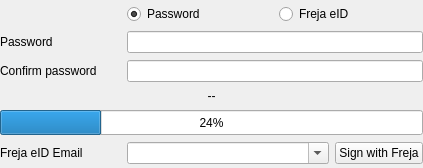
Old version of the form BlockSettleUILib/WalletKeyWidget.ui in the repository BlockSettle/terminal.
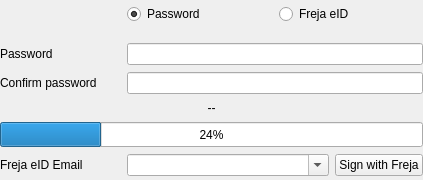
New version of the form.

Commit message: Add Freja Add Device in Change Password Dialog. Fix WalletKeysSubmitWidget and WalletKeysCreateWidget resizing

```diff
--- a/BlockSettleUILib/WalletKeyWidget.ui
+++ b/BlockSettleUILib/WalletKeyWidget.ui
@@ -7,7 +7,7 @@
     <x>0</x>
     <y>0</y>
     <width>423</width>
-    <height>164</height>
+    <height>176</height>
    </rect>
   </property>
   <property name="sizePolicy">
@@ -35,7 +35,136 @@
    <property name="spacing">
     <number>7</number>
    </property>
-   <item row="5" column="1" colspan="2">
+   <item row="4" column="0" colspan="3">
+    <widget class="QLabel" name="labelFrejeId">
+     <property name="text">
+      <string>--</string>
+     </property>
+     <property name="alignment">
+      <set>Qt::AlignCenter</set>
+     </property>
+    </widget>
+   </item>
+   <item row="0" column="1">
+    <widget class="QRadioButton" name="radioButtonPassword">
+     <property name="sizePolicy">
+      <sizepolicy hsizetype="Expanding" vsizetype="Fixed">
+       <horstretch>0</horstretch>
+       <verstretch>0</verstretch>
+      </sizepolicy>
+     </property>
+     <property name="text">
+      <string>Password</string>
+     </property>
+     <property name="checked">
+      <bool>true</bool>
+     </property>
+    </widget>
+   </item>
+   <item row="6" column="0">
+    <widget class="QLabel" name="labelFrejaInfo">
+     <property name="minimumSize">
+      <size>
+       <width>120</width>
+       <height>0</height>
+      </size>
+     </property>
+     <property name="maximumSize">
+      <size>
+       <width>120</width>
+       <height>16777215</height>
+      </size>
+     </property>
+     <property name="text">
+      <string>Freja eID Email</string>
+     </property>
+    </widget>
+   </item>
+   <item row="0" column="2">
+    <widget class="QRadioButton" name="radioButtonFreja">
+     <property name="sizePolicy">
+      <sizepolicy hsizetype="Expanding" vsizetype="Fixed">
+       <horstretch>0</horstretch>
+       <verstretch>0</verstretch>
+      </sizepolicy>
+     </property>
+     <property name="text">
+      <string>Freja eID</string>
+     </property>
+    </widget>
+   </item>
+   <item row="2" column="0">
+    <widget class="QLabel" name="labelPassword">
+     <property name="minimumSize">
+      <size>
+       <width>120</width>
+       <height>0</height>
+      </size>
+     </property>
+     <property name="maximumSize">
+      <size>
+       <width>120</width>
+       <height>16777215</height>
+      </size>
+     </property>
+     <property name="text">
+      <string>Password</string>
+     </property>
+    </widget>
+   </item>
+   <item row="3" column="0">
+    <widget class="QLabel" name="labelPasswordConfirm">
+     <property name="minimumSize">
+      <size>
+       <width>120</width>
+       <height>0</height>
+      </size>
+     </property>
+     <property name="maximumSize">
+      <size>
+       <width>120</width>
+       <height>16777215</height>
+      </size>
+     </property>
+     <property name="text">
+      <string>Confirm password</string>
+     </property>
+    </widget>
+   </item>
+   <item row="5" column="0" colspan="3">
+    <widget class="QProgressBar" name="progressBar">
+     <property name="minimumSize">
+      <size>
+       <width>0</width>
+       <height>25</height>
+      </size>
+     </property>
+     <property name="maximumSize">
+      <size>
+       <width>16777215</width>
+       <height>25</height>
+      </size>
+     </property>
+     <property name="value">
+      <number>24</number>
+     </property>
+    </widget>
+   </item>
+   <item row="3" column="1" colspan="2">
+    <widget class="QLineEdit" name="lineEditPasswordConfirm">
+     <property name="echoMode">
+      <enum>QLineEdit::Password</enum>
+     </property>
+    </widget>
+   </item>
+   <item row="2" column="1" colspan="2">
+    <widget class="QLineEdit" name="lineEditPassword">
+     <property name="echoMode">
+      <enum>QLineEdit::Password</enum>
+     </property>
+    </widget>
+   </item>
+   <item row="6" column="1" colspan="2">
     <widget class="QWidget" name="widgetFrejaLayout" native="true">
      <layout class="QHBoxLayout" name="widgetFreja">
       <property name="leftMargin">
@@ -79,132 +208,19 @@
      </layout>
     </widget>
    </item>
-   <item row="1" column="1" colspan="2">
-    <widget class="QLineEdit" name="lineEditPassword">
-     <property name="echoMode">
-      <enum>QLineEdit::Password</enum>
-     </property>
-    </widget>
-   </item>
-   <item row="2" column="0">
-    <widget class="QLabel" name="labelPasswordConfirm">
-     <property name="minimumSize">
-      <size>
-       <width>120</width>
-       <height>0</height>
-      </size>
-     </property>
-     <property name="maximumSize">
-      <size>
-       <width>120</width>
-       <height>16777215</height>
-      </size>
-     </property>
-     <property name="text">
-      <string>Confirm password</string>
-     </property>
-    </widget>
-   </item>
-   <item row="1" column="0">
-    <widget class="QLabel" name="labelPassword">
-     <property name="minimumSize">
-      <size>
-       <width>120</width>
-       <height>0</height>
-      </size>
-     </property>
-     <property name="maximumSize">
-      <size>
-       <width>120</width>
-       <height>16777215</height>
-      </size>
-     </property>
-     <property name="text">
-      <string>Password</string>
-     </property>
-    </widget>
-   </item>
-   <item row="4" column="0" colspan="3">
-    <widget class="QProgressBar" name="progressBar">
+   <item row="1" column="0" colspan="3">
+    <widget class="QWidget" name="widgetSpacing" native="true">
      <property name="minimumSize">
       <size>
        <width>0</width>
-       <height>25</height>
+       <height>5</height>
       </size>
      </property>
      <property name="maximumSize">
       <size>
        <width>16777215</width>
-       <height>25</height>
+       <height>5</height>
       </size>
-     </property>
-     <property name="value">
-      <number>24</number>
-     </property>
-    </widget>
-   </item>
-   <item row="3" column="0" colspan="3">
-    <widget class="QLabel" name="labelFrejeId">
-     <property name="text">
-      <string>--</string>
-     </property>
-     <property name="alignment">
-      <set>Qt::AlignCenter</set>
-     </property>
-    </widget>
-   </item>
-   <item row="2" column="1" colspan="2">
-    <widget class="QLineEdit" name="lineEditPasswordConfirm">
-     <property name="echoMode">
-      <enum>QLineEdit::Password</enum>
-     </property>
-    </widget>
-   </item>
-   <item row="5" column="0">
-    <widget class="QLabel" name="labelFrejaInfo">
-     <property name="minimumSize">
-      <size>
-       <width>120</width>
-       <height>0</height>
-      </size>
-     </property>
-     <property name="maximumSize">
-      <size>
-       <width>120</width>
-       <height>16777215</height>
-      </size>
-     </property>
-     <property name="text">
-      <string>Freja eID Email</string>
-     </property>
-    </widget>
-   </item>
-   <item row="0" column="2">
-    <widget class="QRadioButton" name="radioButtonFreja">
-     <property name="sizePolicy">
-      <sizepolicy hsizetype="Expanding" vsizetype="Fixed">
-       <horstretch>0</horstretch>
-       <verstretch>0</verstretch>
-      </sizepolicy>
-     </property>
-     <property name="text">
-      <string>Freja eID</string>
-     </property>
-    </widget>
-   </item>
-   <item row="0" column="1">
-    <widget class="QRadioButton" name="radioButtonPassword">
-     <property name="sizePolicy">
-      <sizepolicy hsizetype="Expanding" vsizetype="Fixed">
-       <horstretch>0</horstretch>
-       <verstretch>0</verstretch>
-      </sizepolicy>
-     </property>
-     <property name="text">
-      <string>Password</string>
-     </property>
-     <property name="checked">
-      <bool>true</bool>
      </property>
     </widget>
    </item>
```
The commit also changes 9 other files.
